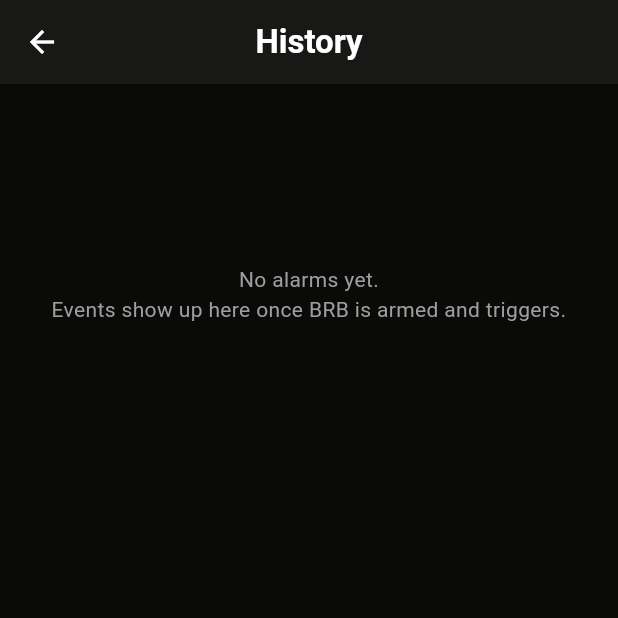
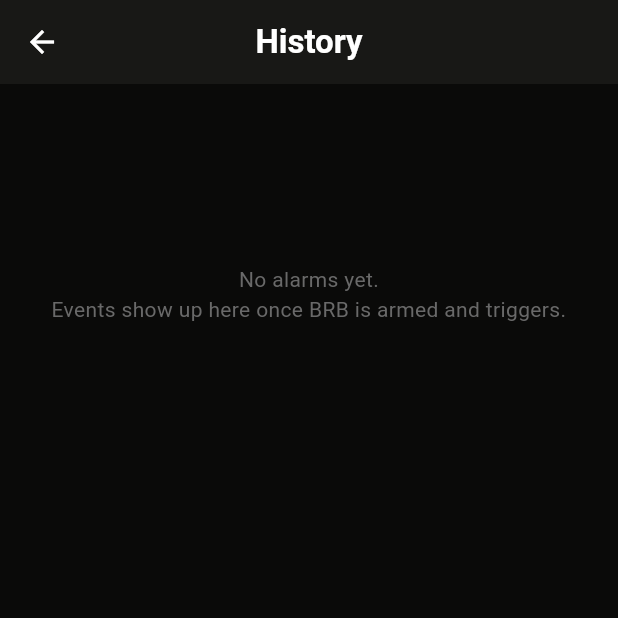
Before and after one commit to mohaneddz/BRB, a Flutter app: the History screen opened directly, on a phone screen of 412 x 824 dp, the top half of it. Run offline on Flutter 3.47's test engine with Material 3 defaults, Android fonts, the phone set to English and light mode, and no system bars; our stand-ins replace audioplayers, camera, file_picker, flutter_svg, geolocator, google_fonts and 7 more; missing offline and left inert: gallery_saver_plus, proximity_sensor; accounts and stored records are empty; Roboto replaces fonts that are missing (Kumar One); project files that could hold a hidden picture were left out.

Commit message:
theme: make Home/Presets/History app bars and empty states theme-aware

```diff
--- a/lib/pages/history.dart
+++ b/lib/pages/history.dart
@@ -35,10 +35,7 @@ class _HistoryState extends State<History> {
   @override
   Widget build(BuildContext context) {
     return Scaffold(
-      appBar: AppBar(
-        backgroundColor: AppColors.darkBgLight,
-        title: const Text('History'),
-      ),
+      appBar: AppBar(title: const Text('History')),
       body: _loading
           ? const Center(
               child: CircularProgressIndicator(color: AppColors.accent),
@@ -47,15 +44,15 @@ class _HistoryState extends State<History> {
               onRefresh: _load,
               child: _events.isEmpty
                   ? ListView(
-                      children: const [
+                      children: [
                         Padding(
-                          padding: EdgeInsets.only(top: 120),
+                          padding: const EdgeInsets.only(top: 120),
                           child: Center(
                             child: Text(
                               'No alarms yet.\nEvents show up here once BRB '
                               'is armed and triggers.',
                               textAlign: TextAlign.center,
-                              style: TextStyle(color: Colors.grey),
+                              style: TextStyle(color: AppColors.secondaryText(context)),
                             ),
                           ),
                         ),
--- a/lib/pages/home.dart
+++ b/lib/pages/home.dart
@@ -177,10 +177,7 @@ class _HomeState extends State<Home> {
   @override
   Widget build(BuildContext context) {
     return Scaffold(
-      appBar: AppBar(
-        backgroundColor: AppColors.darkBgLight,
-        title: Text(widget.title),
-      ),
+      appBar: AppBar(title: Text(widget.title)),
       body: _loading
           ? const Center(
               child: CircularProgressIndicator(color: AppColors.accent),
```
Also changed, not shown: lib/pages/presets.dart (+3 -4 lines).
